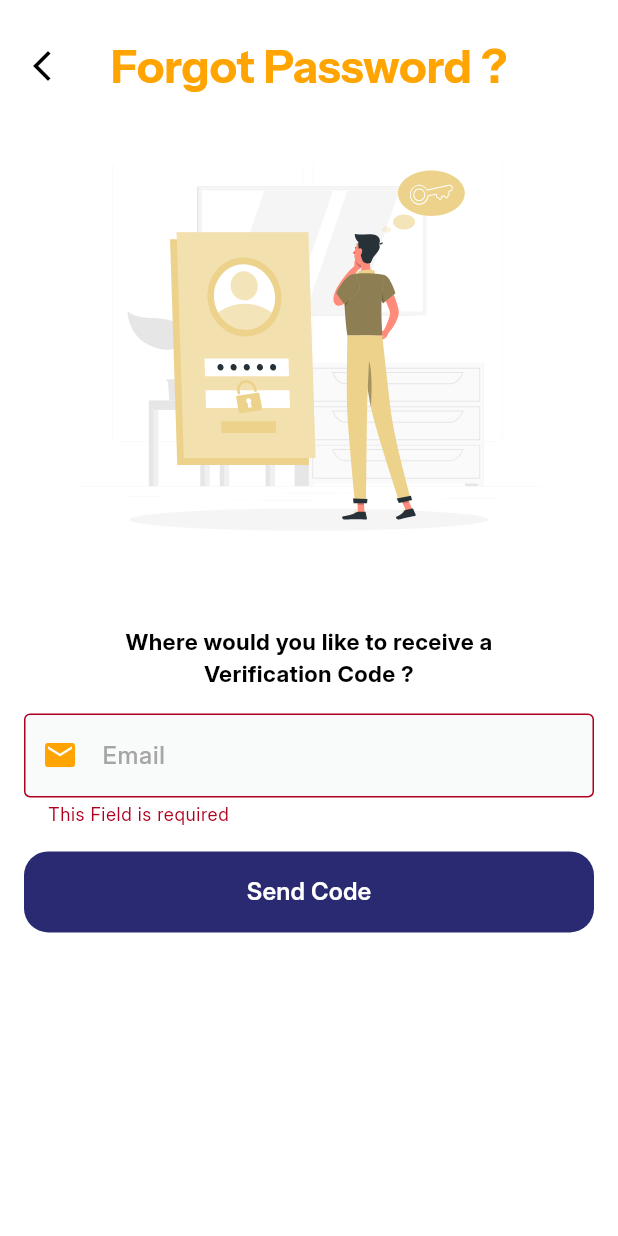
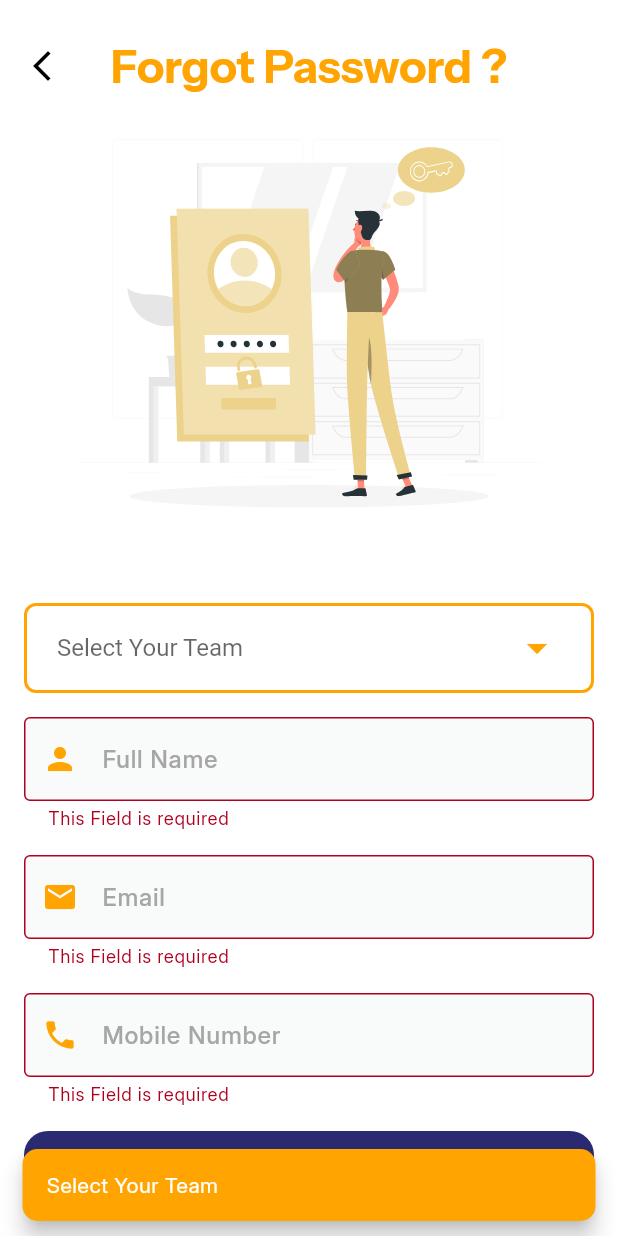
Before and after one commit to islambahaaa/civix_fixing_team, a Flutter app: the ForgotPasswordView screen opened by its route, after a tap on "Send Code", on a phone screen of 412 x 824 dp. Run offline on Flutter 3.47's test engine with Material 3 defaults, Android fonts, the phone set to English and light mode, and no system bars; drawn by our look-alikes of modal_progress_hud_nsn; our stand-ins replace bloc, cached_network_image, carousel_slider, dartz, dio, email_validator and 13 more; missing offline and left inert: gal; accounts and stored records are empty; network calls fail; project files that could hold a hidden picture were left out.

Commit message:
update status dialog done , edited forget password screen , autofill hints added

```diff
--- a/lib/core/widgets/custom_text_form_field.dart
+++ b/lib/core/widgets/custom_text_form_field.dart
@@ -9,6 +9,7 @@ class CustomTextFormField extends StatelessWidget {
     super.key,
     required this.hintText,
     required this.textInputType,
+    this.autofillhints,
     this.suffixIcon,
     this.onSaved,
     this.onChanged,
@@ -30,9 +31,11 @@ class CustomTextFormField extends StatelessWidget {
   final bool obscureText;
   final bool isEmailform;
   final bool isDone;
+  final Iterable<String>? autofillhints;
   @override
   Widget build(BuildContext context) {
     return TextFormField(
+      autofillHints: autofillhints,
       focusNode: focusNode,
       controller: controller,
       textInputAction: TextInputAction.next,
@@ -85,6 +88,7 @@ class CustomChangeBorderTextField extends StatefulWidget {
     super.key,
     required this.hintText,
     required this.textInputType,
+    this.autofillhints,
     this.suffixIcon,
     this.prefixIcon,
     this.controller,
@@ -102,6 +106,7 @@ class CustomChangeBorderTextField extends StatefulWidget {
   final void Function(String?)? onChanged;
   final bool obscureText;
   final bool isEmailform;
+  final Iterable<String>? autofillhints;
   @override
   State<CustomChangeBorderTextField> createState() =>
       _CustomChangeBorderTextFieldState();
@@ -133,6 +138,7 @@ class _CustomChangeBorderTextFieldState
   @override
   Widget build(BuildContext context) {
     return CustomTextFormField(
+      autofillhints: widget.autofillhints,
       isEmailform: widget.isEmailform,
       suffixIcon: widget.suffixIcon,
       prefixIcon: widget.prefixIcon,
--- a/lib/core/widgets/password_field.dart
+++ b/lib/core/widgets/password_field.dart
@@ -23,6 +23,7 @@ class _PasswordFieldState extends State<PasswordField> {
   Widget build(BuildContext context) {
     return CustomChangeBorderTextField(
       controller: widget.controller,
+      autofillhints: [AutofillHints.password],
       obscureText: obscureText,
       onSaved: widget.onSaved,
       onChanged: widget.onchanged,
--- /dev/null
+++ b/lib/features/auth/presentation/views/widgets/category_drop_down_menu.dart
@@ -0,0 +1,89 @@
+import 'package:civix_teams/core/utils/app_colors.dart' show AppColors;
+import 'package:civix_teams/generated/l10n.dart';
+import 'package:flutter/material.dart';
+
+class DropdownMenuExample extends StatefulWidget {
+  final Function(String) onSelected;
+
+  const DropdownMenuExample({super.key, required this.onSelected});
+
+  @override
+  _DropdownMenuExampleState createState() => _DropdownMenuExampleState();
+}
+
+class _DropdownMenuExampleState extends State<DropdownMenuExample> {
+  String? selectedValue;
+  final List<String> items = [
+    S.current.pothole,
+    S.current.garbage,
+    S.current.broken_streetlight,
+    S.current.manhole,
+    S.current.flooding,
+    S.current.graffiti,
+    S.current.other,
+  ];
+
+  Map<String, int> categoryMap = {
+    S.current.pothole: 1,
+    S.current.broken_streetlight: 2,
+    S.current.garbage: 3,
+    S.current.manhole: 4,
+    S.current.graffiti: 5, // Fixed spelling
+    S.current.flooding: 6,
+    S.current.other: 7,
+  };
+  int _getCategoryId(String category) {
+    return categoryMap[category] ?? 0; // Returns 0 if category is not found
+  }
+
+  @override
+  Widget build(BuildContext context) {
+    return Container(
+      padding: const EdgeInsets.symmetric(horizontal: 16),
+      decoration: BoxDecoration(
+        borderRadius: BorderRadius.circular(8),
+        border: Border.all(
+          color: AppColors.secondaryColor,
+          width: 2,
+        ), // Border Styling
+        // Background color
+      ),
+      child: DropdownButtonHideUnderline(
+        child: DropdownButton<String>(
+          padding: const EdgeInsets.all(4),
+          isExpanded: true,
+          hint: Text(S.of(context).select_your_team),
+          icon: const Icon(
+            Icons.arrow_drop_down,
+            color: AppColors.secondaryColor,
+          ),
+          value: selectedValue,
+          iconSize: 32,
+          elevation: 16,
+
+          style: TextStyle(
+            color:
+                Theme.of(context).brightness == Brightness.light
+                    ? Colors.black
+                    : Colors.white,
+            fontSize: 16,
+          ),
+          onChanged: (String? newValue) {
+            setState(() {
+              selectedValue = newValue;
+            });
+            // int categoryId = _getCategoryId(newValue!);
+            widget.onSelected(newValue!);
+          }, // Use widget.onChanged
+          items:
+              items.map<DropdownMenuItem<String>>((String value) {
+                return DropdownMenuItem<String>(
+                  value: value,
+                  child: Text(value, style: const TextStyle(fontSize: 16)),
+                );
+              }).toList(),
+        ),
+      ),
+    );
+  }
+}
--- a/lib/features/auth/presentation/views/widgets/forgot_password_view_body.dart
+++ b/lib/features/auth/presentation/views/widgets/forgot_password_view_body.dart
@@ -1,6 +1,8 @@
 import 'package:civix_teams/constants.dart';
+import 'package:civix_teams/core/helper_functions/build_snack_bar.dart';
 import 'package:civix_teams/features/auth/presentation/cubits/otp_cubit/otp_cubit.dart';
 import 'package:civix_teams/features/auth/presentation/views/otp_view.dart';
+import 'package:civix_teams/features/auth/presentation/views/widgets/category_drop_down_menu.dart';
 import 'package:civix_teams/generated/l10n.dart';
 import 'package:flutter/material.dart';
 import 'package:civix_teams/core/utils/app_images.dart';
@@ -8,7 +10,7 @@ import 'package:civix_teams/core/utils/app_text_styles.dart';
 import 'package:civix_teams/core/widgets/custom_button.dart';
 import 'package:flutter_bloc/flutter_bloc.dart';
 import 'package:flutter_svg/svg.dart';
-
+import 'package:url_launcher/url_launcher.dart';
 import '../../../../../core/widgets/custom_text_form_field.dart';
 
 class ForgotPasswordViewBody extends StatefulWidget {
@@ -18,10 +20,51 @@ class ForgotPasswordViewBody extends StatefulWidget {
   State<ForgotPasswordViewBody> createState() => _ForgotPasswordViewBodyState();
 }
 
+void launchForgotPasswordEmail({
+  required String fullName,
+  required String usernameEmail,
+  required String department,
+  String? phoneNumber,
+}) async {
+  final String email = 'it-support@example.com';
+
+  final String subject = 'Password Reset Request';
+  final String body = '''
+Dear IT Support Team,
+
+I hope you are doing well.
+
+I am unable to access my account because I have forgotten my password.
+Could you please assist me with resetting it?
+
+Here are my details:
+- Full Name: $fullName
+- Email: $usernameEmail
+- Department / Role: $department${phoneNumber != null ? '\n- Phone Number: $phoneNumber' : ''}
+
+Please let me know if you need any more information.
+Thank you for your support!
+
+Best regards,
+$fullName
+''';
+
+  final Uri emailUri = Uri.parse(
+    'mailto:$email?subject=${Uri.encodeComponent(subject)}&body=${Uri.encodeComponent(body)}',
+  );
+
+  if (await canLaunchUrl(emailUri)) {
+    await launchUrl(emailUri, mode: LaunchMode.externalApplication);
+  } else {
+    print('Could not launch email client');
+  }
+}
+
 class _ForgotPasswordViewBodyState extends State<ForgotPasswordViewBody> {
   final GlobalKey<FormState> formKey = GlobalKey<FormState>();
   AutovalidateMode autovalidateMode = AutovalidateMode.disabled;
-  late String email;
+  late String email, fullname, phoneNumber;
+  String? category;
   @override
   Widget build(BuildContext context) {
     return Padding(
@@ -39,16 +82,33 @@ class _ForgotPasswordViewBodyState extends State<ForgotPasswordViewBody> {
                   height: MediaQuery.of(context).size.height * 0.4,
                 ),
               ),
+
+              // Padding(
+              //   padding: const EdgeInsets.symmetric(horizontal: 30),
+              //   child: Text(
+              //     S.of(context).verification_code,
+              //     style: TextStyles.bold15inter,
+              //     textAlign: TextAlign.center,
+              //   ),
+              // ),
               const SizedBox(height: 16),
-              Padding(
-                padding: const EdgeInsets.symmetric(horizontal: 30),
-                child: Text(
-                  S.of(context).verification_code,
-                  style: TextStyles.bold15inter,
-                  textAlign: TextAlign.center,
-                ),
+              DropdownMenuExample(
+                onSelected: (value) {
+                  setState(() {
+                    category = value;
+                  });
+                },
+              ),
+
+              const SizedBox(height: 16),
+              CustomTextFormField(
+                hintText: S.current.full_name,
+                textInputType: TextInputType.name,
+                prefixIcon: Icons.person,
+                onSaved: (value) => fullname = value!,
               ),
               const SizedBox(height: 16),
+
               CustomTextFormField(
                 isEmailform: true,
                 onSaved: (value) {
@@ -59,11 +119,28 @@ class _ForgotPasswordViewBodyState extends State<ForgotPasswordViewBody> {
                 textInputType: TextInputType.emailAddress,
               ),
               const SizedBox(height: 16),
+              CustomTextFormField(
+                onSaved: (value) {
+                  phoneNumber = value!;
+                },
+                hintText: S.of(context).mobile_number,
+                prefixIcon: Icons.phone,
+                textInputType: TextInputType.phone,
+              ),
+              const SizedBox(height: 16),
+
               CustomButton(
                 onPressed: () {
-                  if (formKey.currentState!.validate()) {
+                  if (formKey.currentState!.validate() && category != null) {
                     formKey.currentState!.save();
-                    context.read<OtpCubit>().sendOtp(email);
+                    launchForgotPasswordEmail(
+                      fullName: fullname,
+                      usernameEmail: email,
+                      department: category!,
+                      phoneNumber: phoneNumber,
+                    );
+                  } else if (category == null) {
+                    buildSnackBar(context, S.of(context).select_your_team);
                   } else {
                     setState(() {
                       autovalidateMode = AutovalidateMode.always;
--- a/lib/features/auth/presentation/views/widgets/signin_view_body.dart
+++ b/lib/features/auth/presentation/views/widgets/signin_view_body.dart
@@ -27,6 +27,7 @@ class _SigninViewBodyState extends State<SigninViewBody> {
     return Padding(
       padding: const EdgeInsets.symmetric(horizontal: kHorizontalPadding),
       child: SingleChildScrollView(
+        child: AutofillGroup(
           child: Form(
             key: formKey,
             autovalidateMode: autovalidateMode,
@@ -41,6 +42,7 @@ class _SigninViewBodyState extends State<SigninViewBody> {
                   hintText: S.of(context).email,
                   prefixIcon: Icons.email,
                   textInputType: TextInputType.emailAddress,
+                  autofillhints: [AutofillHints.email],
                 ),
                 const SizedBox(height: 16),
                 PasswordField(
@@ -91,6 +93,7 @@ class _SigninViewBodyState extends State<SigninViewBody> {
             ),
           ),
         ),
+      ),
     );
   }
 }
--- a/lib/l10n/intl_ar.arb
+++ b/lib/l10n/intl_ar.arb
@@ -151,5 +151,7 @@
     "user_info" : "معلومات المستخدم",
     "status_updated" : "تم تحديث الحالة بنجاح.",
     "no_reports": "لا يوجد بلاغات",
-    "declined_or_solved" : "تم رفضها او تم حلها"
+    "declined_or_solved" : "تم رفضها او تم حلها",
+    "select_your_team" : "حدد فريقك",
+    "full_name" : "الاسم الكامل"
   }
--- a/lib/l10n/intl_en.arb
+++ b/lib/l10n/intl_en.arb
@@ -151,5 +151,7 @@
     "user_info" : "User Information",
     "status_updated" : "Status updated successfully.",
     "no_reports": "No reports found",
-    "declined_or_solved" : "Declined or Solved"
+    "declined_or_solved" : "Declined or Solved",
+    "select_your_team" : "Select Your Team",
+    "full_name" : "Full Name"
   }
```
Also changed, not shown: lib/features/update_status/presentation/views/widgets/update_status_bloc_consumer.dart (+20 -1 lines), lib/generated/intl/messages_ar.dart, lib/generated/intl/messages_en.dart, lib/generated/l10n.dart. Lines whose indentation alone changed are shown as unchanged.
